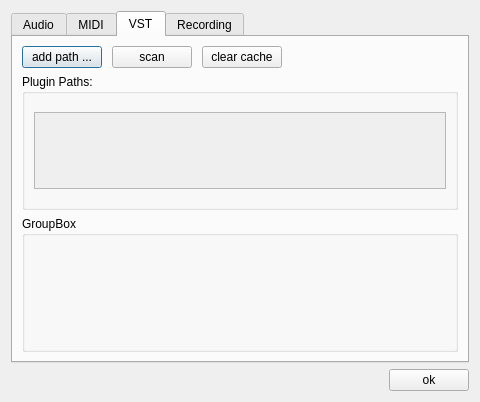
Qt form src/gui/PreferencesDialog.ui (elieserdejesus/JamTaba) before a commit.
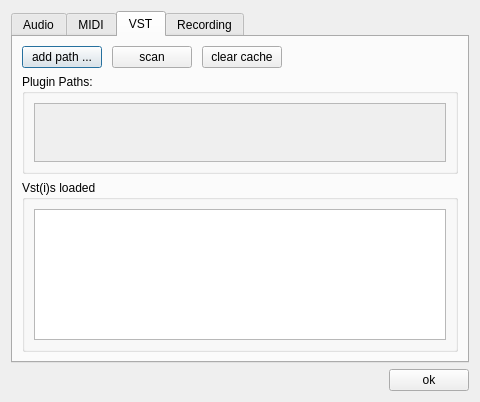
The same form after that commit.

Patch:
```diff
--- a/src/gui/PreferencesDialog.ui
+++ b/src/gui/PreferencesDialog.ui
@@ -346,7 +346,7 @@
                <x>0</x>
                <y>0</y>
                <width>416</width>
-               <height>75</height>
+               <height>65</height>
               </rect>
              </property>
              <layout class="QVBoxLayout" name="verticalLayout_10">
@@ -399,9 +399,20 @@
        </item>
        <item row="2" column="0">
         <widget class="QGroupBox" name="groupBoxVst">
+         <property name="minimumSize">
+          <size>
+           <width>0</width>
+           <height>100</height>
+          </size>
+         </property>
          <property name="title">
-          <string>GroupBox</string>
+          <string>Vst(i)s loaded</string>
          </property>
+         <layout class="QVBoxLayout" name="verticalLayout_6">
+          <item>
+           <widget class="QPlainTextEdit" name="plainTextEdit"/>
+          </item>
+         </layout>
         </widget>
        </item>
       </layout>
```
